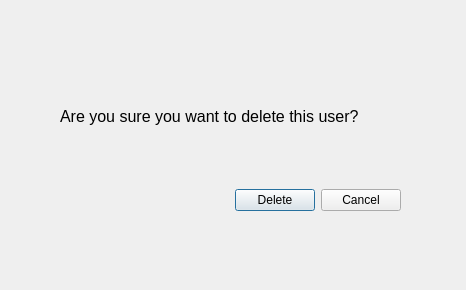
First picture: the form in src/windows/ui/DeleteUserDialog.ui, repository 1icolo/AUPay, before the edit.
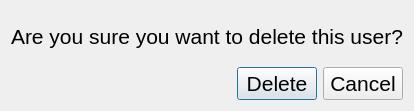
Second picture: the form after the edit.

Patch:
```diff
--- a/src/windows/ui/DeleteUserDialog.ui
+++ b/src/windows/ui/DeleteUserDialog.ui
@@ -6,30 +6,27 @@
    <rect>
     <x>0</x>
     <y>0</y>
-    <width>466</width>
-    <height>290</height>
+    <width>409</width>
+    <height>111</height>
    </rect>
   </property>
   <property name="windowTitle">
    <string>Delete User</string>
   </property>
-  <widget class="QWidget" name="verticalLayoutWidget">
-   <property name="geometry">
-    <rect>
-     <x>60</x>
-     <y>50</y>
-     <width>341</width>
-     <height>161</height>
-    </rect>
-   </property>
+  <layout class="QGridLayout" name="gridLayout">
+   <item row="0" column="0">
    <layout class="QVBoxLayout" name="verticalLayout">
     <item>
      <widget class="QLabel" name="label">
       <property name="font">
        <font>
-        <pointsize>12</pointsize>
-       </font>
-      </property>
+         <family>Segoe UI</family>
+         <pointsize>16</pointsize>
+        </font>
+       </property>
+       <property name="layoutDirection">
+        <enum>Qt::RightToLeft</enum>
+       </property>
       <property name="text">
        <string>Are you sure you want to delete this user?</string>
       </property>
@@ -39,6 +36,12 @@
      <layout class="QHBoxLayout" name="horizontalLayout">
       <item>
        <spacer name="horizontalSpacer">
+         <property name="font">
+          <font>
+           <family>Segoe UI</family>
+           <pointsize>16</pointsize>
+          </font>
+         </property>
         <property name="orientation">
          <enum>Qt::Horizontal</enum>
         </property>
@@ -52,6 +55,12 @@
       </item>
       <item>
        <widget class="QPushButton" name="buttonDelete_deleteUser">
+         <property name="font">
+          <font>
+           <family>Segoe UI</family>
+           <pointsize>16</pointsize>
+          </font>
+         </property>
         <property name="text">
          <string>Delete</string>
         </property>
@@ -59,6 +68,12 @@
       </item>
       <item>
        <widget class="QPushButton" name="buttonCancel_deleteUser">
+         <property name="font">
+          <font>
+           <family>Segoe UI</family>
+           <pointsize>16</pointsize>
+          </font>
+         </property>
         <property name="text">
          <string>Cancel</string>
         </property>
@@ -67,7 +82,8 @@
      </layout>
     </item>
    </layout>
-  </widget>
+   </item>
+  </layout>
  </widget>
  <resources/>
  <connections/>
```
Lines whose indentation alone changed are shown as unchanged.
